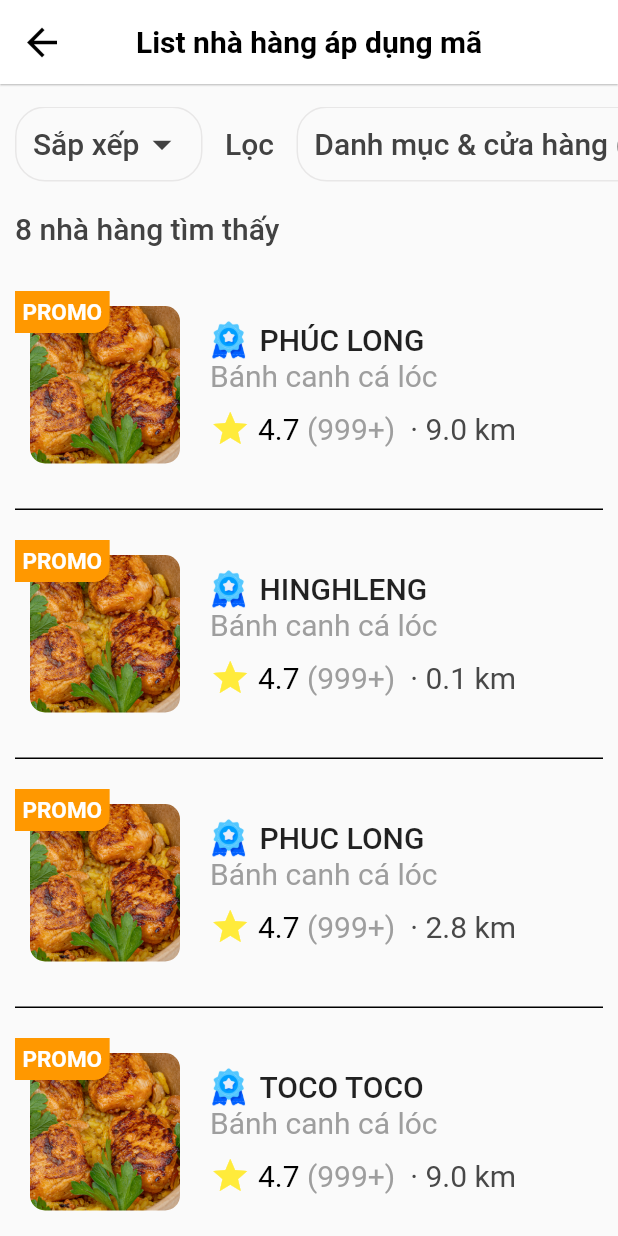
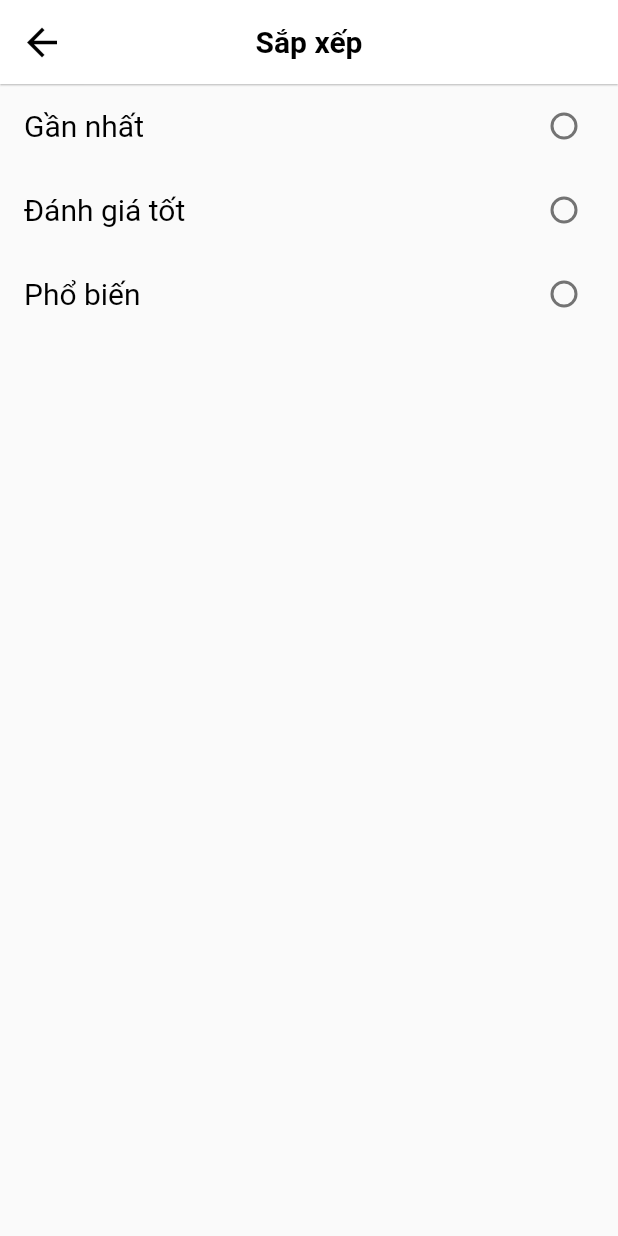
Before and after one commit to vuongchihai/duAn_BaeMaxFK, a Flutter app: the nhaHangDuocApDungGiamGiaPage screen opened directly, after a tap on "Sắp xếp", on a phone screen of 412 x 824 dp. Run offline on Flutter 3.47's test engine with Material 2 defaults, Android fonts, the phone set to English and light mode, and no system bars; our stand-ins replace carousel_slider, fluttertoast, scroll_date_picker; missing offline and left inert: tiengviet.

Commit message:
ds nha hang va chi tiet nha hang chua xong p7

```diff
--- a/sourceCode_BaeMax/baemax/lib/pages/page_danhSachNhaHangDuocApDung.dart
+++ b/sourceCode_BaeMax/baemax/lib/pages/page_danhSachNhaHangDuocApDung.dart
@@ -1,5 +1,7 @@
 import 'package:baemax/modal/nhaHang.dart';
 import 'package:baemax/widgets/listNhaHang_chiTietNhaHang.dart';
+import 'package:baemax/widgets/listNhaHang_danhMucVaCuaHang.dart';
+import 'package:baemax/widgets/listNhaHang_sapXep.dart';
 import 'package:flutter/material.dart';
 import 'package:tiengviet/tiengviet.dart';
 
@@ -65,7 +67,7 @@
     ),
     nhaHang(
       idNH: 'NH008',
-      tenNH: 'TOCO TOCO',
+      tenNH: 'KATI NAT',
       diaChiNH: '299 Tân Kỳ Tân Qúy, Phường Tân Sơn Nhì, Quận Tân Phú, Tp.HCM',
       monAn: 'Bánh canh cá lóc',
       khoangCach: 9.0,
@@ -79,13 +81,15 @@
   List<nhaHang> timKiemNhaHang(List<nhaHang> danhSachNhaHang, String tuKhoa) {
     return danhSachNhaHang
         .where((element) =>
-            TiengViet.parse(element.tenNH.toLowerCase()).contains(TiengViet.parse(tuKhoa.toLowerCase())) ||
-            element.idNH.toLowerCase().contains(tuKhoa.toLowerCase()))
+            TiengViet.parse(element.tenNH.toLowerCase())
+                .contains(TiengViet.parse(tuKhoa.toLowerCase())) ||
+            element.idNH.toLowerCase().contains(tuKhoa.toLowerCase()) ||
+            element.tenNH.toLowerCase().contains(tuKhoa.toLowerCase()))
         .toList();
   }
 
   Widget build(BuildContext context) {
-    String tenNhaHangCanTim = 'H';
+    String tenNhaHangCanTim = 'T';
     List<nhaHang> ketQuaTimKiem = timKiemNhaHang(NhaHangs, tenNhaHangCanTim);
 
     return Scaffold(
@@ -121,7 +125,10 @@
               children: [
                 GestureDetector(
                   onTap: () {
-                    print('object');
+                    Navigator.push(
+                        context,
+                        MaterialPageRoute(
+                            builder: (context) => sapXepListNhaHang()));
                   },
                   child: Container(
                     width: 125,
@@ -171,7 +178,11 @@
                 ),
                 GestureDetector(
                   onTap: () {
-                    print('object');
+                    Navigator.push(
+                      context,
+                      MaterialPageRoute(
+                          builder: (context) => danhMucVaCuaHangListNhaHang()),
+                    );
                   },
                   child: Container(
                     width: 280,
--- /dev/null
+++ b/sourceCode_BaeMax/baemax/lib/widgets/listNhaHang_sapXep.dart
@@ -0,0 +1,95 @@
+import 'package:flutter/material.dart';
+
+class sapXepListNhaHang extends StatefulWidget {
+  sapXepListNhaHang({super.key});
+
+  @override
+  State<sapXepListNhaHang> createState() => _sapXepListNhaHangState();
+}
+
+class _sapXepListNhaHangState extends State<sapXepListNhaHang> {
+  String? sort;
+
+  @override
+  Widget build(BuildContext context) {
+    return Scaffold(
+      appBar: AppBar(
+        backgroundColor: Colors.white,
+        elevation: 0.5,
+        centerTitle: true,
+        title: const Text(
+          'Sắp xếp',
+          style: TextStyle(
+            fontSize: 20,
+            color: Colors.black,
+            fontWeight: FontWeight.bold,
+          ),
+        ),
+        iconTheme: const IconThemeData(
+          color: Colors.black,
+          size: 30,
+        ),
+      ),
+      body: Container(
+        child: Column(
+          children: [
+            RadioListTile(
+              title: const Text(
+                'Gần nhất',
+                style: TextStyle(
+                  fontSize: 20,
+                  color: Colors.black,
+                ),
+              ),
+              value: 'gannhat',
+              groupValue: sort,
+              controlAffinity: ListTileControlAffinity.trailing,
+              onChanged: (value) {
+                setState(() {
+                  sort = value.toString();
+                  print(sort);
+                });
+              },
+            ),
+            RadioListTile(
+              title: const Text(
+                'Đánh giá tốt',
+                style: TextStyle(
+                  fontSize: 20,
+                  color: Colors.black,
+                ),
+              ),
+              value: 'danhgiatot',
+              groupValue: sort,
+              controlAffinity: ListTileControlAffinity.trailing,
+              onChanged: (value) {
+                setState(() {
+                  sort = value.toString();
+                  print(sort);
+                });
+              },
+            ),
+            RadioListTile(
+              title: const Text(
+                'Phổ biến',
+                style: TextStyle(
+                  fontSize: 20,
+                  color: Colors.black,
+                ),
+              ),
+              value: 'phobien',
+              groupValue: sort,
+              controlAffinity: ListTileControlAffinity.trailing,
+              onChanged: (value) {
+                setState(() {
+                  sort = value.toString();
+                  print(sort);
+                });
+              },
+            ),
+          ],
+        ),
+      ),
+    );
+  }
+}
```
Also changed, not shown: sourceCode_BaeMax/baemax/lib/widgets/listNhaHang_danhMucVaCuaHang.dart (added, +102 -0 lines).
